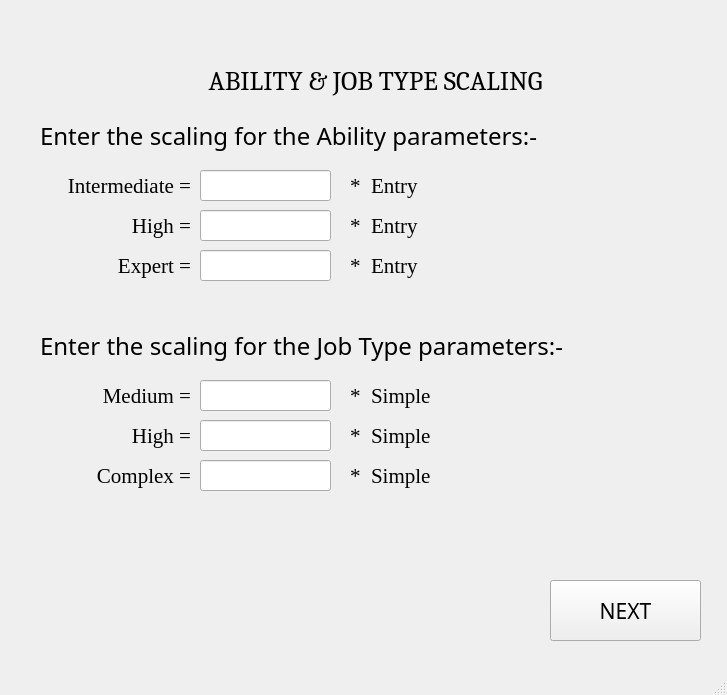
Qt form ui_files/ability-jobType_scaling_screen.ui (yorozuya-2003/institutional_benchmarking_model) before a commit.
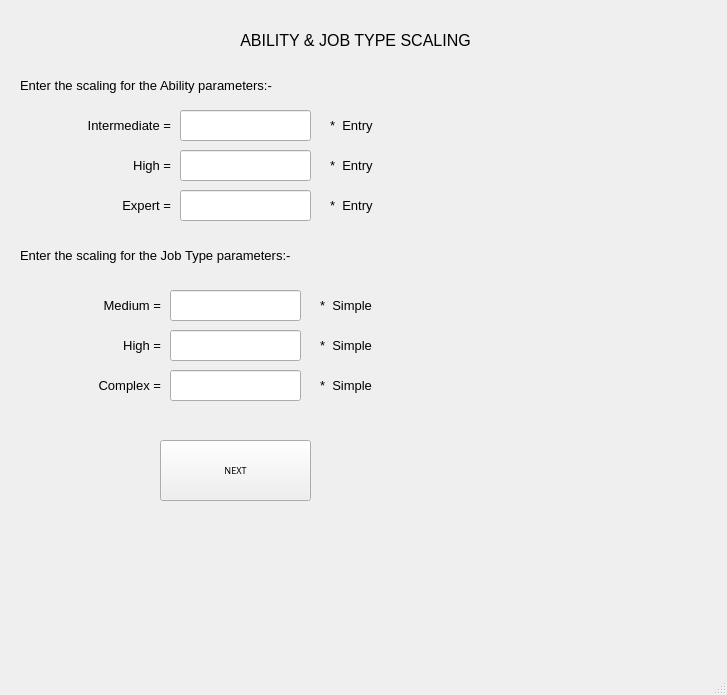
The same form after that commit.

```diff
--- a/ui_files/ability-jobType_scaling_screen.ui
+++ b/ui_files/ability-jobType_scaling_screen.ui
@@ -13,22 +13,32 @@
   <property name="windowTitle">
    <string>MainWindow</string>
   </property>
+  <property name="styleSheet">
+   <string notr="true">font: 63 7pt &quot;Segoe UI Variable Text Semibold&quot;;</string>
+  </property>
   <widget class="QWidget" name="centralwidget">
    <widget class="QLabel" name="label_10">
     <property name="geometry">
      <rect>
-      <x>150</x>
-      <y>60</y>
+      <x>130</x>
+      <y>20</y>
       <width>451</width>
       <height>41</height>
      </rect>
     </property>
     <property name="font">
      <font>
-      <family>Cambria</family>
-      <pointsize>20</pointsize>
+      <family>MS Shell Dlg 2</family>
+      <pointsize>12</pointsize>
+      <weight>50</weight>
+      <italic>false</italic>
+      <bold>false</bold>
      </font>
     </property>
+    <property name="styleSheet">
+     <string notr="true">font: 75 italic 8pt &quot;Segoe UI&quot;;
+font: 12pt &quot;MS Shell Dlg 2&quot;;</string>
+    </property>
     <property name="text">
      <string>ABILITY &amp; JOB TYPE SCALING</string>
     </property>
@@ -39,18 +49,24 @@
    <widget class="QLabel" name="label">
     <property name="geometry">
      <rect>
-      <x>40</x>
-      <y>110</y>
+      <x>20</x>
+      <y>60</y>
       <width>601</width>
       <height>51</height>
      </rect>
     </property>
     <property name="font">
      <font>
-      <family>Corbel</family>
-      <pointsize>18</pointsize>
+      <family>Arial</family>
+      <pointsize>10</pointsize>
+      <weight>10</weight>
+      <italic>false</italic>
+      <bold>false</bold>
      </font>
     </property>
+    <property name="styleSheet">
+     <string notr="true">font: 87 10pt &quot;Arial&quot;;</string>
+    </property>
     <property name="text">
      <string>Enter the scaling for the Ability parameters:- </string>
     </property>
@@ -61,18 +77,24 @@
    <widget class="QLabel" name="label_2">
     <property name="geometry">
      <rect>
-      <x>40</x>
-      <y>170</y>
+      <x>20</x>
+      <y>110</y>
       <width>151</width>
       <height>31</height>
      </rect>
     </property>
     <property name="font">
      <font>
-      <family>Georgia</family>
-      <pointsize>16</pointsize>
+      <family>Arial</family>
+      <pointsize>10</pointsize>
+      <weight>10</weight>
+      <italic>false</italic>
+      <bold>false</bold>
      </font>
     </property>
+    <property name="styleSheet">
+     <string notr="true">font: 87 10pt &quot;Arial&quot;;</string>
+    </property>
     <property name="text">
      <string>Intermediate =</string>
     </property>
@@ -83,32 +105,41 @@
    <widget class="QLineEdit" name="abilityIntermediate">
     <property name="geometry">
      <rect>
-      <x>200</x>
-      <y>170</y>
+      <x>180</x>
+      <y>110</y>
       <width>131</width>
       <height>31</height>
      </rect>
     </property>
     <property name="font">
      <font>
-      <family>Times New Roman</family>
-      <pointsize>12</pointsize>
+      <family>Bookman Old Style</family>
+      <pointsize>10</pointsize>
+      <weight>7</weight>
+      <italic>true</italic>
+      <bold>false</bold>
      </font>
     </property>
+    <property name="styleSheet">
+     <string notr="true">font: 63 italic 10pt &quot;Bookman Old Style&quot;;</string>
+    </property>
    </widget>
    <widget class="QPushButton" name="nextButton">
     <property name="geometry">
      <rect>
-      <x>550</x>
-      <y>580</y>
+      <x>160</x>
+      <y>440</y>
       <width>151</width>
       <height>61</height>
      </rect>
     </property>
     <property name="font">
      <font>
-      <family>Corbel Light</family>
-      <pointsize>16</pointsize>
+      <family>Segoe UI Variable Text Semibold</family>
+      <pointsize>7</pointsize>
+      <weight>7</weight>
+      <italic>false</italic>
+      <bold>false</bold>
      </font>
     </property>
     <property name="text">
@@ -118,18 +149,24 @@
    <widget class="QLabel" name="label_3">
     <property name="geometry">
      <rect>
-      <x>350</x>
-      <y>170</y>
+      <x>330</x>
+      <y>110</y>
       <width>171</width>
       <height>31</height>
      </rect>
     </property>
     <property name="font">
      <font>
-      <family>Georgia</family>
-      <pointsize>16</pointsize>
+      <family>Arial</family>
+      <pointsize>10</pointsize>
+      <weight>10</weight>
+      <italic>false</italic>
+      <bold>false</bold>
      </font>
     </property>
+    <property name="styleSheet">
+     <string notr="true">font: 87 10pt &quot;Arial&quot;;</string>
+    </property>
     <property name="text">
      <string>*  Entry</string>
     </property>
@@ -137,18 +174,24 @@
    <widget class="QLabel" name="label_4">
     <property name="geometry">
      <rect>
-      <x>40</x>
-      <y>210</y>
+      <x>20</x>
+      <y>150</y>
       <width>151</width>
       <height>31</height>
      </rect>
     </property>
     <property name="font">
      <font>
-      <family>Georgia</family>
-      <pointsize>16</pointsize>
+      <family>Arial</family>
+      <pointsize>10</pointsize>
+      <weight>10</weight>
+      <italic>false</italic>
+      <bold>false</bold>
      </font>
     </property>
+    <property name="styleSheet">
+     <string notr="true">font: 87 10pt &quot;Arial&quot;;</string>
+    </property>
     <property name="text">
      <string>High =</string>
     </property>
@@ -159,18 +202,24 @@
    <widget class="QLabel" name="label_5">
     <property name="geometry">
      <rect>
-      <x>350</x>
-      <y>210</y>
+      <x>330</x>
+      <y>150</y>
       <width>171</width>
       <height>31</height>
      </rect>
     </property>
     <property name="font">
      <font>
-      <family>Georgia</family>
-      <pointsize>16</pointsize>
+      <family>Arial</family>
+      <pointsize>10</pointsize>
+      <weight>10</weight>
+      <italic>false</italic>
+      <bold>false</bold>
      </font>
     </property>
+    <property name="styleSheet">
+     <string notr="true">font: 87 10pt &quot;Arial&quot;;</string>
+    </property>
     <property name="text">
      <string>*  Entry</string>
     </property>
@@ -178,34 +227,43 @@
    <widget class="QLineEdit" name="abilityHigh">
     <property name="geometry">
      <rect>
-      <x>200</x>
-      <y>210</y>
+      <x>180</x>
+      <y>150</y>
       <width>131</width>
       <height>31</height>
      </rect>
     </property>
     <property name="font">
      <font>
-      <family>Times New Roman</family>
-      <pointsize>12</pointsize>
+      <family>Segoe UI Variable Text Semibold</family>
+      <pointsize>7</pointsize>
+      <weight>7</weight>
+      <italic>false</italic>
+      <bold>false</bold>
      </font>
     </property>
    </widget>
    <widget class="QLabel" name="label_6">
     <property name="geometry">
      <rect>
-      <x>50</x>
-      <y>250</y>
+      <x>30</x>
+      <y>190</y>
       <width>141</width>
       <height>31</height>
      </rect>
     </property>
     <property name="font">
      <font>
-      <family>Georgia</family>
-      <pointsize>16</pointsize>
+      <family>Arial</family>
+      <pointsize>10</pointsize>
+      <weight>10</weight>
+      <italic>false</italic>
+      <bold>false</bold>
      </font>
     </property>
+    <property name="styleSheet">
+     <string notr="true">font: 87 10pt &quot;Arial&quot;;</string>
+    </property>
     <property name="text">
      <string>Expert =</string>
     </property>
@@ -216,18 +274,24 @@
    <widget class="QLabel" name="label_9">
     <property name="geometry">
      <rect>
-      <x>350</x>
-      <y>250</y>
+      <x>330</x>
+      <y>190</y>
       <width>171</width>
       <height>31</height>
      </rect>
     </property>
     <property name="font">
      <font>
-      <family>Georgia</family>
-      <pointsize>16</pointsize>
+      <family>Arial</family>
+      <pointsize>10</pointsize>
+      <weight>10</weight>
+      <italic>false</italic>
+      <bold>false</bold>
      </font>
     </property>
+    <property name="styleSheet">
+     <string notr="true">font: 87 10pt &quot;Arial&quot;;</string>
+    </property>
     <property name="text">
      <string>*  Entry</string>
     </property>
@@ -235,34 +299,43 @@
    <widget class="QLineEdit" name="abilityExpert">
     <property name="geometry">
      <rect>
-      <x>200</x>
-      <y>250</y>
+      <x>180</x>
+      <y>190</y>
       <width>131</width>
       <height>31</height>
      </rect>
     </property>
     <property name="font">
      <font>
-      <family>Times New Roman</family>
-      <pointsize>12</pointsize>
+      <family>Segoe UI Variable Text Semibold</family>
+      <pointsize>7</pointsize>
+      <weight>7</weight>
+      <italic>false</italic>
+      <bold>false</bold>
      </font>
     </property>
    </widget>
    <widget class="QLabel" name="label_7">
     <property name="geometry">
      <rect>
-      <x>40</x>
-      <y>380</y>
+      <x>10</x>
+      <y>290</y>
       <width>151</width>
       <height>31</height>
      </rect>
     </property>
     <property name="font">
      <font>
-      <family>Georgia</family>
-      <pointsize>16</pointsize>
+      <family>Arial</family>
+      <pointsize>10</pointsize>
+      <weight>10</weight>
+      <italic>false</italic>
+      <bold>false</bold>
      </font>
     </property>
+    <property name="styleSheet">
+     <string notr="true">font: 87 10pt &quot;Arial&quot;;</string>
+    </property>
     <property name="text">
      <string>Medium =</string>
     </property>
@@ -273,18 +346,24 @@
    <widget class="QLabel" name="label_8">
     <property name="geometry">
      <rect>
-      <x>50</x>
-      <y>460</y>
+      <x>20</x>
+      <y>370</y>
       <width>141</width>
       <height>31</height>
      </rect>
     </property>
     <property name="font">
      <font>
-      <family>Georgia</family>
-      <pointsize>16</pointsize>
+      <family>Arial</family>
+      <pointsize>10</pointsize>
+      <weight>10</weight>
+      <italic>false</italic>
+      <bold>false</bold>
      </font>
     </property>
+    <property name="styleSheet">
+     <string notr="true">font: 87 10pt &quot;Arial&quot;;</string>
+    </property>
     <property name="text">
      <string>Complex =</string>
     </property>
@@ -295,18 +374,24 @@
    <widget class="QLabel" name="label_11">
     <property name="geometry">
      <rect>
-      <x>350</x>
-      <y>420</y>
+      <x>320</x>
+      <y>330</y>
       <width>171</width>
       <height>31</height>
      </rect>
     </property>
     <property name="font">
      <font>
-      <family>Georgia</family>
-      <pointsize>16</pointsize>
+      <family>Arial</family>
+      <pointsize>10</pointsize>
+      <weight>10</weight>
+      <italic>false</italic>
+      <bold>false</bold>
      </font>
     </property>
+    <property name="styleSheet">
+     <string notr="true">font: 87 10pt &quot;Arial&quot;;</string>
+    </property>
     <property name="text">
      <string>*  Simple</string>
     </property>
@@ -314,18 +399,24 @@
    <widget class="QLabel" name="label_12">
     <property name="geometry">
      <rect>
-      <x>40</x>
-      <y>420</y>
+      <x>10</x>
+      <y>330</y>
       <width>151</width>
       <height>31</height>
      </rect>
     </property>
     <property name="font">
      <font>
-      <family>Georgia</family>
-      <pointsize>16</pointsize>
+      <family>Arial</family>
+      <pointsize>10</pointsize>
+      <weight>10</weight>
+      <italic>false</italic>
+      <bold>false</bold>
      </font>
     </property>
+    <property name="styleSheet">
+     <string notr="true">font: 87 10pt &quot;Arial&quot;;</string>
+    </property>
     <property name="text">
      <string>High =</string>
     </property>
@@ -336,34 +427,43 @@
    <widget class="QLineEdit" name="jobHigh">
     <property name="geometry">
      <rect>
-      <x>200</x>
-      <y>420</y>
+      <x>170</x>
+      <y>330</y>
       <width>131</width>
       <height>31</height>
      </rect>
     </property>
     <property name="font">
      <font>
-      <family>Times New Roman</family>
-      <pointsize>12</pointsize>
+      <family>Segoe UI Variable Text Semibold</family>
+      <pointsize>7</pointsize>
+      <weight>7</weight>
+      <italic>false</italic>
+      <bold>false</bold>
      </font>
     </property>
    </widget>
    <widget class="QLabel" name="label_13">
     <property name="geometry">
      <rect>
-      <x>350</x>
-      <y>380</y>
+      <x>320</x>
+      <y>290</y>
       <width>171</width>
       <height>31</height>
      </rect>
     </property>
     <property name="font">
      <font>
-      <family>Georgia</family>
-      <pointsize>16</pointsize>
+      <family>Arial</family>
+      <pointsize>10</pointsize>
+      <weight>10</weight>
+      <italic>false</italic>
+      <bold>false</bold>
      </font>
     </property>
+    <property name="styleSheet">
+     <string notr="true">font: 87 10pt &quot;Arial&quot;;</string>
+    </property>
     <property name="text">
      <string>*  Simple</string>
     </property>
@@ -371,18 +471,24 @@
    <widget class="QLabel" name="label_14">
     <property name="geometry">
      <rect>
-      <x>40</x>
-      <y>320</y>
+      <x>20</x>
+      <y>230</y>
       <width>601</width>
       <height>51</height>
      </rect>
     </property>
     <property name="font">
      <font>
-      <family>Corbel</family>
-      <pointsize>18</pointsize>
+      <family>Arial</family>
+      <pointsize>10</pointsize>
+      <weight>10</weight>
+      <italic>false</italic>
+      <bold>false</bold>
      </font>
     </property>
+    <property name="styleSheet">
+     <string notr="true">font: 87 10pt &quot;Arial&quot;;</string>
+    </property>
     <property name="text">
      <string>Enter the scaling for the Job Type parameters:- </string>
     </property>
@@ -393,18 +499,24 @@
    <widget class="QLabel" name="label_15">
     <property name="geometry">
      <rect>
-      <x>350</x>
-      <y>460</y>
+      <x>320</x>
+      <y>370</y>
       <width>171</width>
       <height>31</height>
      </rect>
     </property>
     <property name="font">
      <font>
-      <family>Georgia</family>
-      <pointsize>16</pointsize>
+      <family>Arial</family>
+      <pointsize>10</pointsize>
+      <weight>10</weight>
+      <italic>false</italic>
+      <bold>false</bold>
      </font>
     </property>
+    <property name="styleSheet">
+     <string notr="true">font: 87 10pt &quot;Arial&quot;;</string>
+    </property>
     <property name="text">
      <string>*  Simple</string>
     </property>
@@ -412,32 +524,38 @@
    <widget class="QLineEdit" name="jobMedium">
     <property name="geometry">
      <rect>
-      <x>200</x>
-      <y>380</y>
+      <x>170</x>
+      <y>290</y>
       <width>131</width>
       <height>31</height>
      </rect>
     </property>
     <property name="font">
      <font>
-      <family>Times New Roman</family>
-      <pointsize>12</pointsize>
+      <family>Segoe UI Variable Text Semibold</family>
+      <pointsize>7</pointsize>
+      <weight>7</weight>
+      <italic>false</italic>
+      <bold>false</bold>
      </font>
     </property>
    </widget>
    <widget class="QLineEdit" name="jobComplex">
     <property name="geometry">
      <rect>
-      <x>200</x>
-      <y>460</y>
+      <x>170</x>
+      <y>370</y>
       <width>131</width>
       <height>31</height>
      </rect>
     </property>
     <property name="font">
      <font>
-      <family>Times New Roman</family>
-      <pointsize>12</pointsize>
+      <family>Segoe UI Variable Text Semibold</family>
+      <pointsize>7</pointsize>
+      <weight>7</weight>
+      <italic>false</italic>
+      <bold>false</bold>
      </font>
     </property>
    </widget>
```
Left out of the diff: 2 changed lines with no effect on the pictures.
